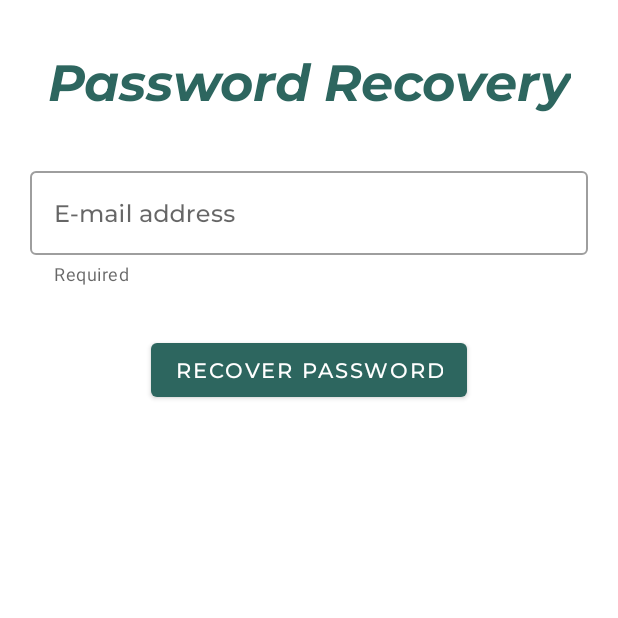
After one commit to stasvitalich/SaveMoney, an Android app: the ForgotFragment screen opened through its navigation route, on a phone screen of 412 x 824 dp, the top half of it. The commit adds this screen. Run offline under Robolectric (Android 15) with nearby library versions, the phone set to English and light mode, and no system bars; our stand-ins replace Firebase (no records; nobody signed in at launch, a user with empty details on screens opened directly).

Commit message:
UI of forgot fragment was changed. Password recovery function was added.

```diff
--- /dev/null
+++ b/app/src/main/java/com/example/savemoney/screens/ForgotFragment.kt
@@ -0,0 +1,105 @@
+package com.example.savemoney.screens
+
+import android.content.res.ColorStateList
+import android.graphics.Color
+import android.os.Bundle
+import android.util.Patterns
+import androidx.fragment.app.Fragment
+import android.view.LayoutInflater
+import android.view.View
+import android.view.ViewGroup
+import android.widget.Toast
+import androidx.navigation.Navigation
+import com.example.savemoney.R
+import com.example.savemoney.databinding.FragmentForgotBinding
+import com.google.firebase.auth.FirebaseAuth
+import com.google.firebase.auth.ktx.auth
+import com.google.firebase.ktx.Firebase
+
+class ForgotFragment : Fragment() {
+
+    private lateinit var binding: FragmentForgotBinding
+    private lateinit var mAuthorization: FirebaseAuth
+    private val invalidAddress = R.string.InvalidEmailAddress
+    private val empty = R.string.Required
+
+    override fun onCreateView(
+        inflater: LayoutInflater, container: ViewGroup?,
+        savedInstanceState: Bundle?
+    ): View? {
+        binding = FragmentForgotBinding.inflate(inflater, container, false)
+        return binding.root
+    }
+
+    override fun onViewCreated(view: View, savedInstanceState: Bundle?) {
+        super.onViewCreated(view, savedInstanceState)
+        mAuthorization = Firebase.auth
+
+        binding.buttonRecoverPassword.setOnClickListener {
+            if (checkEmail()) {
+                val email = binding.emailEditTextForRecovery.text.toString()
+                mAuthorization.sendPasswordResetEmail(email).addOnCompleteListener { task ->
+                    if (task.isSuccessful) {
+                        Toast.makeText(context, "E-mail was sent!", Toast.LENGTH_LONG).show()
+                        Navigation.findNavController(view).navigate(R.id.action_forgotFragment_to_loginFragment)
+                    } else {
+                        Toast.makeText(context, "Failed to send E-mail.", Toast.LENGTH_LONG).show()
+                    }
+                }
+            }
+        }
+
+        emailFocusListener()
+    }
+
+
+
+    private fun checkEmail(): Boolean {
+        val checkedEmail = binding.emailEditTextForRecovery.text.toString()
+        if (checkedEmail.isEmpty()) {
+            binding.emailContainerForRecovery.error = "This is a required field"
+            return false
+        }
+        if (!Patterns.EMAIL_ADDRESS.matcher(checkedEmail).matches()) {
+            binding.emailContainerForRecovery.error = "Incorrect Email"
+            return false
+        }
+
+        return true
+    }
+
+
+    private fun emailFocusListener() {
+        binding.emailEditTextForRecovery.setOnFocusChangeListener { _, focused ->
+            if (!focused) {
+                binding.emailContainerForRecovery.helperText = validEmail()
+            }
+        }
+    }
+
+    private fun validEmail(): String? {
+        val emailText = binding.emailEditTextForRecovery.text.toString()
+        if (!Patterns.EMAIL_ADDRESS.matcher(emailText).matches()) {
+            if (emailText.isEmpty()) {
+                binding.emailContainerForRecovery.setHelperTextColor(
+                    ColorStateList.valueOf(
+                        Color.parseColor(
+                            "#686767"
+                        )
+                    )
+                )
+                return binding.root.context.getString(empty)
+            } else {
+                binding.emailContainerForRecovery.setHelperTextColor(ColorStateList.valueOf(Color.RED))
+                return binding.root.context.getString(invalidAddress)
+            }
+        }
+        return null
+    }
+
+    companion object {
+
+        @JvmStatic
+        fun newInstance() = ForgotFragment()
+    }
+}
--- /dev/null
+++ b/app/src/main/res/layout/fragment_forgot.xml
@@ -0,0 +1,56 @@
+<?xml version="1.0" encoding="utf-8"?>
+<androidx.constraintlayout.widget.ConstraintLayout
+    xmlns:android="http://schemas.android.com/apk/res/android"
+    xmlns:app="http://schemas.android.com/apk/res-auto"
+    xmlns:tools="http://schemas.android.com/tools"
+    android:layout_width="match_parent"
+    android:layout_height="match_parent"
+    tools:context=".screens.ForgotFragment">
+
+    <TextView
+        android:id="@+id/textView7"
+        android:layout_width="wrap_content"
+        android:layout_height="wrap_content"
+        android:layout_marginTop="32dp"
+        android:fontFamily="@font/bolditalic"
+        android:text="@string/PasswordRecovery"
+        android:textColor="@color/seaweed"
+        android:textSize="34sp"
+        app:layout_constraintEnd_toEndOf="parent"
+        app:layout_constraintStart_toStartOf="parent"
+        app:layout_constraintTop_toTopOf="parent" />
+
+    <com.google.android.material.textfield.TextInputLayout
+        android:id="@+id/emailContainerForRecovery"
+        style="@style/Widget.MaterialComponents.TextInputLayout.OutlinedBox"
+        android:layout_width="match_parent"
+        android:layout_height="wrap_content"
+        android:layout_marginHorizontal="20dp"
+        android:layout_marginTop="32dp"
+        android:hint="@string/Email"
+        app:helperText="@string/Required"
+        app:layout_constraintEnd_toEndOf="parent"
+        app:layout_constraintStart_toStartOf="parent"
+        app:layout_constraintTop_toBottomOf="@+id/textView7">
+
+        <com.google.android.material.textfield.TextInputEditText
+            android:id="@+id/emailEditTextForRecovery"
+            android:layout_width="match_parent"
+            android:layout_height="wrap_content"
+            android:layout_marginTop="10dp"
+            android:fontFamily="@font/montserrat_medium"
+
+            android:inputType="textEmailAddress|textNoSuggestions" />
+    </com.google.android.material.textfield.TextInputLayout>
+
+    <Button
+        android:id="@+id/buttonRecoverPassword"
+        android:layout_width="wrap_content"
+        android:layout_height="wrap_content"
+        android:layout_marginTop="32dp"
+        android:fontFamily="@font/montserrat_medium"
+        android:text="@string/Recover"
+        app:layout_constraintEnd_toEndOf="@+id/emailContainerForRecovery"
+        app:layout_constraintStart_toStartOf="@+id/emailContainerForRecovery"
+        app:layout_constraintTop_toBottomOf="@+id/emailContainerForRecovery" />
+</androidx.constraintlayout.widget.ConstraintLayout>
--- a/app/src/main/res/layout/fragment_login.xml
+++ b/app/src/main/res/layout/fragment_login.xml
@@ -102,7 +102,7 @@
             android:fontFamily="@font/montserrat_medium"
             android:text="@string/Login"
             app:layout_constraintBottom_toBottomOf="parent"
-            app:layout_constraintEnd_toEndOf="@+id/textView8"
+            app:layout_constraintEnd_toEndOf="@+id/forgotText"
             app:layout_constraintStart_toStartOf="@+id/backText" />
 
         <TextView
@@ -118,7 +118,7 @@
             app:layout_constraintStart_toStartOf="parent" />
 
         <TextView
-            android:id="@+id/textView8"
+            android:id="@+id/forgotText"
             android:layout_width="wrap_content"
             android:layout_height="wrap_content"
             android:layout_marginEnd="16dp"
--- a/app/src/main/res/navigation/nav_graph.xml
+++ b/app/src/main/res/navigation/nav_graph.xml
@@ -34,6 +34,9 @@
         <action
             android:id="@+id/action_loginFragment_to_appActivity"
             app:destination="@id/appActivity" />
+        <action
+            android:id="@+id/action_loginFragment_to_forgotFragment"
+            app:destination="@id/forgotFragment" />
     </fragment>
     <fragment
         android:id="@+id/registrationFragment"
@@ -56,4 +59,13 @@
         android:name="com.example.savemoney.AppActivity"
         android:label="activity_app"
         tools:layout="@layout/activity_app" />
+    <fragment
+        android:id="@+id/forgotFragment"
+        android:name="com.example.savemoney.screens.ForgotFragment"
+        android:label="fragment_forgot"
+        tools:layout="@layout/fragment_forgot" >
+        <action
+            android:id="@+id/action_forgotFragment_to_loginFragment"
+            app:destination="@id/loginFragment" />
+    </fragment>
 </navigation>
--- a/app/src/main/res/values/strings.xml
+++ b/app/src/main/res/values/strings.xml
@@ -21,4 +21,6 @@
     <string name="Forgot">Forgot password?</string>
     <string name="Exit">Exit</string>
     <string name="Settings">Settings</string>
+    <string name="PasswordRecovery">Password Recovery</string>
+    <string name="Recover">Recover Password</string>
 </resources>
```
Also changed, not shown: app/src/main/java/com/example/savemoney/screens/LoginFragment.kt (+8 -1 lines), 1 other file.
